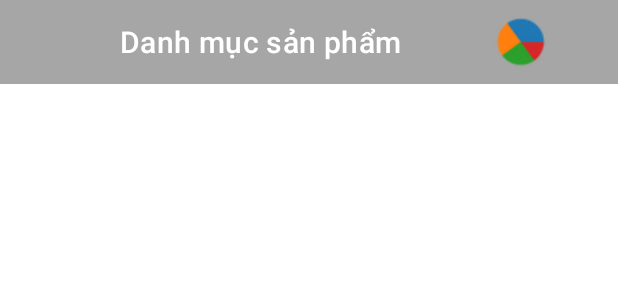
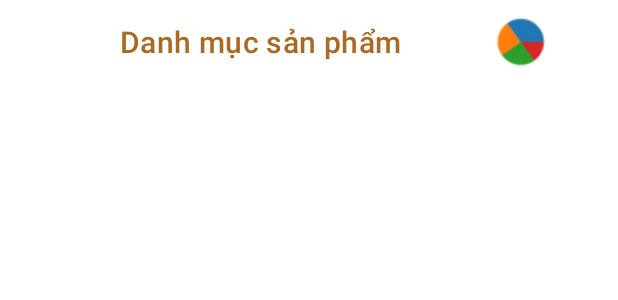
Before and after one commit to NguyenHzviper/Mobile-tiensi-Japan, an Android app: the layout fragment_category.xml on its own in the app's theme, with its tools: preview values and no code run, on a phone screen of 412 x 824 dp. Shown: the top 300 px of the screen. Run offline under Robolectric (Android 15) with nearby library versions, the phone set to English and light mode, and no system bars.

Commit message:
update gi do

```diff
--- a/app/src/main/res/layout/fragment_category.xml
+++ b/app/src/main/res/layout/fragment_category.xml
@@ -11,18 +11,17 @@
         android:id="@+id/toolbar_itemcategory"
         android:layout_width="match_parent"
         android:layout_height="?actionBarSize"
-        android:background="#A6A6A6"
-        app:titleTextColor="@color/white"
+        android:background="@color/white"
+        app:title="Danh mục sản phẩm"
         app:titleMarginStart="80dp"
-        app:title="Danh mục sản phẩm">
+        app:titleTextColor="@color/primary_color">
 
         <ImageView
             android:id="@+id/reportcategory"
             android:layout_width="wrap_content"
             android:layout_height="wrap_content"
             android:layout_marginLeft="50dp"
-            android:src="@drawable/chartz"
-            ></ImageView>
+            android:src="@drawable/chartz"></ImageView>
     </androidx.appcompat.widget.Toolbar>
 
     <LinearLayout
--- a/app/src/main/res/layout/fragment_home.xml
+++ b/app/src/main/res/layout/fragment_home.xml
@@ -41,7 +41,6 @@
                 </androidx.appcompat.widget.Toolbar>
             </LinearLayout>
 
-
             <LinearLayout
                 android:layout_width="match_parent"
                 android:layout_height="match_parent"
@@ -63,7 +62,6 @@
                     android:layout_height="match_parent"
                     android:paddingVertical="20dp"
                     android:background="@color/gray_light"
-
                     android:padding="20dp">
 
                 </androidx.recyclerview.widget.RecyclerView>
--- a/app/src/main/res/values/colors.xml
+++ b/app/src/main/res/values/colors.xml
@@ -31,4 +31,5 @@
 
     <color name="input_form_background">#eee</color>
     <color name="input_form_boxstroke_color">#999</color>
+    <color name="primary_color">#a86a24</color>
 </resources>
```
